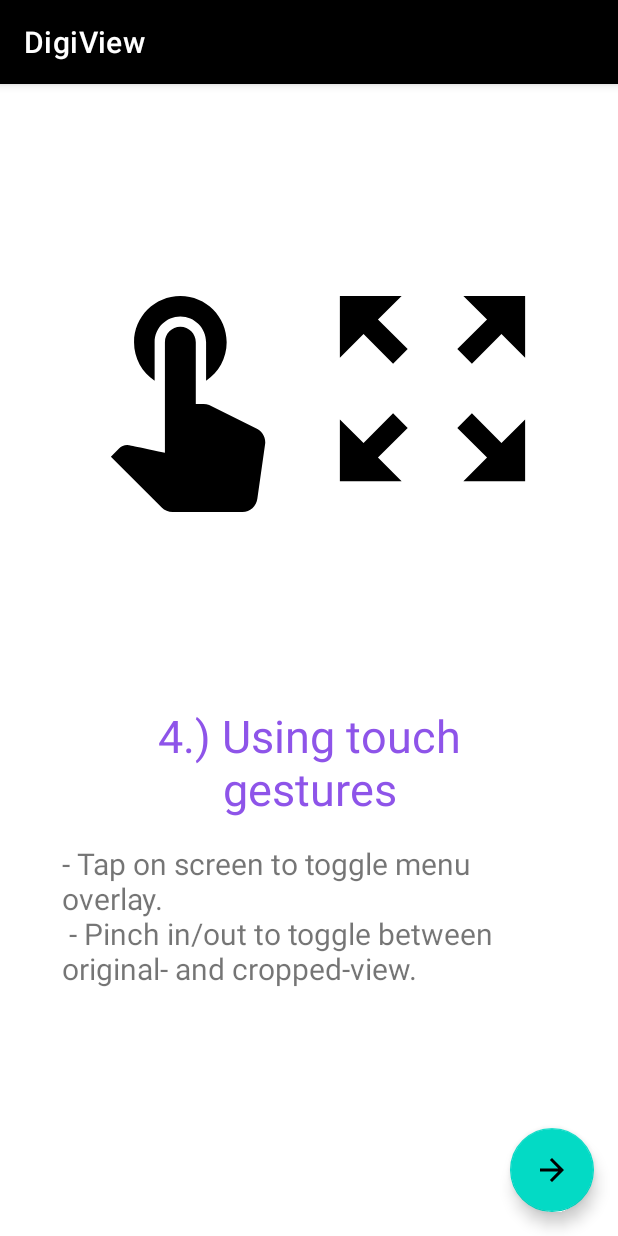
After one commit to fpvout/DigiView-Android, an Android app: the fragment GesturesFragment placed in its activity, on a phone screen of 412 x 824 dp. The commit adds this screen. Run offline under Robolectric (Android 15) with nearby library versions, the phone set to English and light mode, and no system bars.

Commit message:
Add Gesture page to tutorial

```diff
--- /dev/null
+++ b/app/src/main/java/com/fpvout/digiview/tutorial/GesturesFragment.java
@@ -0,0 +1,23 @@
+package com.fpvout.digiview.tutorial;
+
+import android.os.Bundle;
+import android.view.LayoutInflater;
+import android.view.View;
+import android.view.ViewGroup;
+
+import androidx.fragment.app.Fragment;
+
+import com.fpvout.digiview.R;
+
+public class GesturesFragment extends Fragment {
+
+    public GesturesFragment() {
+        // Required empty public constructor
+    }
+
+    @Override
+    public View onCreateView(LayoutInflater inflater, ViewGroup container,
+                             Bundle savedInstanceState) {
+        return inflater.inflate(R.layout.fragment_gestures, container, false);
+    }
+}
--- a/app/src/main/java/com/fpvout/digiview/tutorial/TutorialActivity.java
+++ b/app/src/main/java/com/fpvout/digiview/tutorial/TutorialActivity.java
@@ -20,7 +20,8 @@
             new WelcomeFragment(),
             new GogglesFragment(),
             new DroneFragment(),
-            new PlugUsbFragment()
+            new PlugUsbFragment(),
+            new GesturesFragment()
     };
     private int currentFragmentIndex = 0;
 
--- /dev/null
+++ b/app/src/main/res/drawable/ic_baseline_touch_app_24.xml
@@ -0,0 +1,10 @@
+<vector xmlns:android="http://schemas.android.com/apk/res/android"
+    android:width="24dp"
+    android:height="24dp"
+    android:viewportWidth="24"
+    android:viewportHeight="24"
+    android:tint="@color/icon_color">
+  <path
+      android:fillColor="@color/icon_color"
+      android:pathData="M9,11.24V7.5C9,6.12 10.12,5 11.5,5S14,6.12 14,7.5v3.74c1.21,-0.81 2,-2.18 2,-3.74C16,5.01 13.99,3 11.5,3S7,5.01 7,7.5C7,9.06 7.79,10.43 9,11.24zM18.84,15.87l-4.54,-2.26c-0.17,-0.07 -0.35,-0.11 -0.54,-0.11H13v-6C13,6.67 12.33,6 11.5,6S10,6.67 10,7.5v10.74c-3.6,-0.76 -3.54,-0.75 -3.67,-0.75c-0.31,0 -0.59,0.13 -0.79,0.33l-0.79,0.8l4.94,4.94C9.96,23.83 10.34,24 10.75,24h6.79c0.75,0 1.33,-0.55 1.44,-1.28l0.75,-5.27c0.01,-0.07 0.02,-0.14 0.02,-0.2C19.75,16.63 19.37,16.09 18.84,15.87z"/>
+</vector>
--- /dev/null
+++ b/app/src/main/res/drawable/ic_baseline_zoom_out_map_24.xml
@@ -0,0 +1,10 @@
+<vector xmlns:android="http://schemas.android.com/apk/res/android"
+    android:width="24dp"
+    android:height="24dp"
+    android:viewportWidth="24"
+    android:viewportHeight="24"
+    android:tint="@color/icon_color">
+  <path
+      android:fillColor="@color/icon_color"
+      android:pathData="M15,3l2.3,2.3l-2.89,2.87l1.42,1.42L18.7,6.7L21,9V3H15zM3,9l2.3,-2.3l2.87,2.89l1.42,-1.42L6.7,5.3L9,3H3V9zM9,21l-2.3,-2.3l2.89,-2.87l-1.42,-1.42L5.3,17.3L3,15v6H9zM21,15l-2.3,2.3l-2.87,-2.89l-1.42,1.42l2.89,2.87L15,21h6V15z"/>
+</vector>
--- /dev/null
+++ b/app/src/main/res/layout/fragment_gestures.xml
@@ -0,0 +1,75 @@
+<?xml version="1.0" encoding="utf-8"?>
+<androidx.constraintlayout.widget.ConstraintLayout xmlns:android="http://schemas.android.com/apk/res/android"
+    xmlns:app="http://schemas.android.com/apk/res-auto"
+    xmlns:tools="http://schemas.android.com/tools"
+    android:layout_width="match_parent"
+    android:layout_height="match_parent"
+    tools:context=".tutorial.GesturesFragment">
+
+    <LinearLayout
+        android:id="@+id/gestureFragmentLinearLayout"
+        android:layout_width="0dp"
+        android:layout_height="0dp"
+        android:orientation="horizontal"
+        app:layout_constraintBottom_toBottomOf="parent"
+        app:layout_constraintDimensionRatio="H,2:1"
+        app:layout_constraintEnd_toEndOf="parent"
+        app:layout_constraintStart_toStartOf="parent"
+        app:layout_constraintTop_toTopOf="parent"
+        app:layout_constraintVertical_bias="0.2"
+        app:layout_constraintWidth_percent="0.8">
+
+        <ImageView
+            android:id="@+id/imageView2"
+            android:layout_width="0dp"
+            android:layout_height="match_parent"
+            android:layout_weight="1"
+            android:src="@drawable/ic_baseline_touch_app_24"
+            app:layout_constraintBottom_toBottomOf="parent"
+            app:layout_constraintEnd_toEndOf="parent"
+            app:layout_constraintTop_toTopOf="parent" />
+
+        <ImageView
+            android:id="@+id/imageView1"
+            android:layout_width="0dp"
+            android:layout_height="match_parent"
+            android:layout_weight="1"
+            android:src="@drawable/ic_baseline_zoom_out_map_24"
+            app:layout_constraintBottom_toBottomOf="parent"
+            app:layout_constraintStart_toStartOf="parent"
+            app:layout_constraintTop_toTopOf="parent" />
+
+    </LinearLayout>
+
+    <TextView
+        android:id="@+id/gestureFragmentTextView1"
+        android:layout_width="0dp"
+        android:layout_height="wrap_content"
+        android:layout_margin="16dp"
+        android:gravity="center_horizontal"
+        android:text="@string/tutorial_touch_gestures"
+        android:textColor="@color/digiview_purple"
+        android:textSize="30sp"
+        app:layout_constraintBottom_toBottomOf="parent"
+        app:layout_constraintEnd_toEndOf="parent"
+        app:layout_constraintStart_toStartOf="parent"
+        app:layout_constraintTop_toBottomOf="@+id/gestureFragmentLinearLayout"
+        app:layout_constraintVertical_bias="0.3"
+        app:layout_constraintWidth_percent="0.6" />
+
+    <TextView
+        android:id="@+id/gestureFragmentTextView2"
+        android:layout_width="0dp"
+        android:layout_height="wrap_content"
+        android:layout_margin="16dp"
+        android:gravity="start|center_vertical"
+        android:text="@string/tutorial_touch_gestures_explained"
+        android:textSize="20sp"
+        app:layout_constraintBottom_toBottomOf="parent"
+        app:layout_constraintEnd_toEndOf="parent"
+        app:layout_constraintStart_toStartOf="parent"
+        app:layout_constraintTop_toBottomOf="@+id/gestureFragmentTextView1"
+        app:layout_constraintVertical_bias="0.0"
+        app:layout_constraintWidth_percent="0.8" />
+
+</androidx.constraintlayout.widget.ConstraintLayout>
--- a/app/src/main/res/values/strings.xml
+++ b/app/src/main/res/values/strings.xml
@@ -1,10 +1,4 @@
 <resources>
-    <string name="tutorial_welcome_text">Welcome to DigiView! This app allows you to display the video feed of your DJI FPV Goggles V1 &amp; V2 on your phone.</string>
-    <string name="tutorial_power_up_goggles">1.) Power up your goggles</string>
-    <string name="tutorial_power_up_drone">2.) Power up your drone</string>
-    <string name="tutorial_plug_in_usb">3.) Connect goggles and phone using an USB cable</string>
-    <string name="tutorial_auto_temp_control">You might need to disable "automatic temp control" on your Air Unit/Vista. (in goggle menu: Settings > Device)</string>
-    <string name="tutorial_usb_otg_enable">You may need to activate USB OTG in your Android settings.</string>
     <string name="app_name" translatable="false">DigiView</string>
     <string name="digiview_feed">DigiView\nfeed</string>
     <string name="waiting_for_usb_device">Waiting for USB device…</string>
@@ -12,4 +6,12 @@
     <string name="usb_device_detached_waiting">USB device detached\n\nWaiting for USB device…</string>
     <string name="usb_device_found">USB device found.</string>
     <string name="waiting_for_video">Waiting for video…</string>
+    <string name="tutorial_welcome_text">Welcome to DigiView! This app allows you to display the video feed of your DJI FPV Goggles V1 &amp; V2 on your phone.</string>
+    <string name="tutorial_power_up_goggles">1.) Power up your goggles</string>
+    <string name="tutorial_power_up_drone">2.) Power up your drone</string>
+    <string name="tutorial_plug_in_usb">3.) Connect goggles and phone using an USB cable</string>
+    <string name="tutorial_auto_temp_control">You might need to disable "automatic temp control" on your Air Unit/Vista. (in goggle menu: Settings > Device)</string>
+    <string name="tutorial_usb_otg_enable">You may need to activate USB OTG in your Android settings.</string>
+    <string name="tutorial_touch_gestures">4.) Using touch gestures</string>
+    <string name="tutorial_touch_gestures_explained">- Tap on screen to toggle menu overlay.\n - Pinch in/out to toggle between original- and cropped-view.</string>
 </resources>
```
